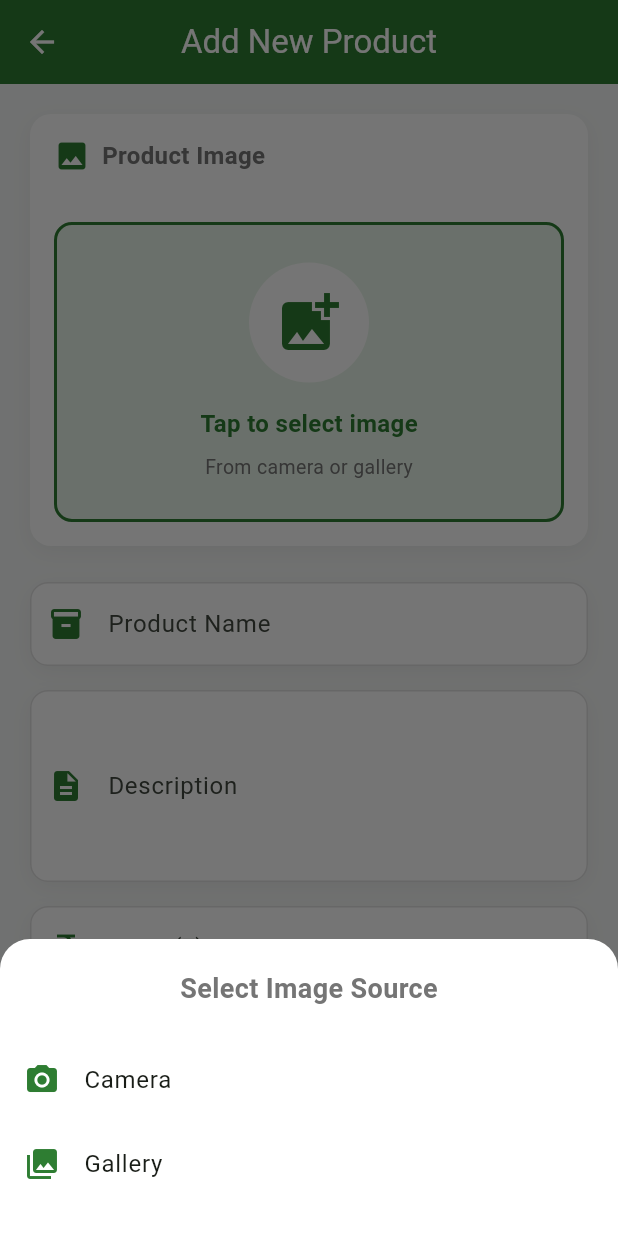
After one commit to J-Manoj-06/build2gether, a Flutter app: the AddProductPage screen opened directly, after a tap on "Tap to select image", on a phone screen of 412 x 824 dp. The commit adds this screen. Run offline on Flutter 3.47's test engine with Material 3 defaults, Android fonts, the phone set to English and light mode, and no system bars; our stand-ins replace cloud_firestore, firebase_auth, firebase_core, firebase_messaging, firebase_storage, flutter_local_notifications and 2 more; accounts and stored records are empty; network calls fail.

Commit message:
feat: add AddProductPage for product creation with image upload to Cloudinary
- Implemented AddProductPage allowing users to add new products.
- Integrated image upload functionality using Cloudinary.
- Added form validation for product details including name, description, price, quantity, and category.
- Created CloudinaryService for handling image uploads.

````diff
--- /dev/null
+++ b/lib/pages/marketplace/add_product_page.dart
@@ -0,0 +1,580 @@
+/// Add Product Page
+///
+/// Allows users to add products with image upload to Cloudinary
+library;
+
+import 'dart:io';
+import 'package:flutter/material.dart';
+import 'package:image_picker/image_picker.dart';
+import 'package:firebase_auth/firebase_auth.dart';
+import 'package:cloud_firestore/cloud_firestore.dart';
+import '../../services/cloudinary_service.dart';
+
+class AddProductPage extends StatefulWidget {
+  const AddProductPage({super.key});
+
+  @override
+  State<AddProductPage> createState() => _AddProductPageState();
+}
+
+class _AddProductPageState extends State<AddProductPage> {
+  // Form controllers
+  final _formKey = GlobalKey<FormState>();
+  final _nameController = TextEditingController();
+  final _descriptionController = TextEditingController();
+  final _priceController = TextEditingController();
+  final _quantityController = TextEditingController();
+
+  // State variables
+  File? _selectedImage;
+  String? _selectedCategory;
+  bool _loading = false;
+
+  // Image picker instance
+  final ImagePicker _picker = ImagePicker();
+
+  // Cloudinary service
+  final CloudinaryService _cloudinaryService = CloudinaryService();
+
+  // Categories
+  final List<String> _categories = [
+    'Seeds',
+    'Fertilizers',
+    'Tools',
+    'Crops',
+    'Equipment',
+  ];
+
+  // Colors
+  static const Color primaryColor = Color(0xFF2E7D32);
+  static const Color lightGreen = Color(0xFFE8F5E9);
+
+  @override
+  void dispose() {
+    _nameController.dispose();
+    _descriptionController.dispose();
+    _priceController.dispose();
+    _quantityController.dispose();
+    super.dispose();
+  }
+
+  /// Pick image from gallery or camera
+  Future<void> _pickImage(ImageSource source) async {
+    try {
+      final XFile? image = await _picker.pickImage(
+        source: source,
+        maxWidth: 1920,
+        maxHeight: 1080,
+        imageQuality: 85,
+      );
+
+      if (image != null) {
+        setState(() {
+          _selectedImage = File(image.path);
+        });
+      }
+    } catch (e) {
+      _showSnackBar('Error picking image: $e', isError: true);
+    }
+  }
+
+  /// Show image source selection dialog
+  void _showImageSourceDialog() {
+    showModalBottomSheet(
+      context: context,
+      backgroundColor: Colors.white,
+      shape: const RoundedRectangleBorder(
+        borderRadius: BorderRadius.vertical(top: Radius.circular(20)),
+      ),
+      builder: (context) {
+        return SafeArea(
+          child: Padding(
+            padding: const EdgeInsets.symmetric(vertical: 20),
+            child: Column(
+              mainAxisSize: MainAxisSize.min,
+              children: [
+                const Text(
+                  'Select Image Source',
+                  style: TextStyle(fontSize: 18, fontWeight: FontWeight.bold),
+                ),
+                const SizedBox(height: 20),
+                ListTile(
+                  leading: const Icon(Icons.camera_alt, color: primaryColor),
+                  title: const Text('Camera'),
+                  onTap: () {
+                    Navigator.pop(context);
+                    _pickImage(ImageSource.camera);
+                  },
+                ),
+                ListTile(
+                  leading: const Icon(Icons.photo_library, color: primaryColor),
+                  title: const Text('Gallery'),
+                  onTap: () {
+                    Navigator.pop(context);
+                    _pickImage(ImageSource.gallery);
+                  },
+                ),
+              ],
+            ),
+          ),
+        );
+      },
+    );
+  }
+
+  /// Add product to Firestore
+  Future<void> _addProduct() async {
+    // Validate form
+    if (!_formKey.currentState!.validate()) {
+      return;
+    }
+
+    // Check if image is selected
+    if (_selectedImage == null) {
+      _showSnackBar('Please select a product image', isError: true);
+      return;
+    }
+
+    // Check if category is selected
+    if (_selectedCategory == null) {
+      _showSnackBar('Please select a category', isError: true);
+      return;
+    }
+
+    setState(() {
+      _loading = true;
+    });
+
+    try {
+      // Step 1: Upload image to Cloudinary
+      _showSnackBar('Uploading image...');
+      final imageUrl = await _cloudinaryService.uploadImage(_selectedImage!);
+
+      if (imageUrl == null) {
+        throw Exception('Failed to upload image to Cloudinary');
+      }
+
+      // Step 2: Get current user ID
+      final userId = FirebaseAuth.instance.currentUser?.uid;
+      if (userId == null) {
+        throw Exception('User not logged in');
+      }
+
+      // Step 3: Create product document
+      _showSnackBar('Saving product...');
+      await FirebaseFirestore.instance.collection('products').add({
+        'productName': _nameController.text.trim(),
+        'description': _descriptionController.text.trim(),
+        'price': double.parse(_priceController.text.trim()),
+        'quantity': int.parse(_quantityController.text.trim()),
+        'category': _selectedCategory,
+        'imageUrl': imageUrl,
+        'sellerId': userId,
+        'createdAt': FieldValue.serverTimestamp(),
+      });
+
+      // Success!
+      _showSnackBar('✅ Product added successfully!');
+
+      // Navigate back after short delay
+      await Future.delayed(const Duration(seconds: 1));
+      if (mounted) {
+        Navigator.pop(context);
+      }
+    } catch (e) {
+      _showSnackBar('Error: $e', isError: true);
+    } finally {
+      if (mounted) {
+        setState(() {
+          _loading = false;
+        });
+      }
+    }
+  }
+
+  /// Show snackbar message
+  void _showSnackBar(String message, {bool isError = false}) {
+    if (!mounted) return;
+    ScaffoldMessenger.of(context).showSnackBar(
+      SnackBar(
+        content: Text(message),
+        backgroundColor: isError ? Colors.red : primaryColor,
+        behavior: SnackBarBehavior.floating,
+        margin: const EdgeInsets.all(16),
+        shape: RoundedRectangleBorder(borderRadius: BorderRadius.circular(10)),
+      ),
+    );
+  }
+
+  @override
+  Widget build(BuildContext context) {
+    return Scaffold(
+      backgroundColor: const Color(0xFFF5F7F6),
+      appBar: AppBar(
+        title: const Text(
+          'Add New Product',
+          style: TextStyle(color: Colors.white),
+        ),
+        backgroundColor: primaryColor,
+        elevation: 0,
+        iconTheme: const IconThemeData(color: Colors.white),
+      ),
+      body: SingleChildScrollView(
+        padding: const EdgeInsets.all(20),
+        child: Form(
+          key: _formKey,
+          child: Column(
+            crossAxisAlignment: CrossAxisAlignment.stretch,
+            children: [
+              // Image Upload Section
+              _buildImageUploadSection(),
+
+              const SizedBox(height: 24),
+
+              // Product Name
+              _buildTextField(
+                controller: _nameController,
+                label: 'Product Name',
+                hint: 'Enter product name',
+                icon: Icons.inventory_2,
+                validator: (value) {
+                  if (value == null || value.trim().isEmpty) {
+                    return 'Please enter product name';
+                  }
+                  return null;
+                },
+              ),
+
+              const SizedBox(height: 16),
+
+              // Description
+              _buildTextField(
+                controller: _descriptionController,
+                label: 'Description',
+                hint: 'Enter product description',
+                icon: Icons.description,
+                maxLines: 4,
+                validator: (value) {
+                  if (value == null || value.trim().isEmpty) {
+                    return 'Please enter description';
+                  }
+                  return null;
+                },
+              ),
+
+              const SizedBox(height: 16),
+
+              // Price
+              _buildTextField(
+                controller: _priceController,
+                label: 'Price (₹)',
+                hint: 'Enter price',
+                icon: Icons.currency_rupee,
+                keyboardType: TextInputType.number,
+                validator: (value) {
+                  if (value == null || value.trim().isEmpty) {
+                    return 'Please enter price';
+                  }
+                  if (double.tryParse(value) == null) {
+                    return 'Please enter valid price';
+                  }
+                  return null;
+                },
+              ),
+
+              const SizedBox(height: 16),
+
+              // Quantity
+              _buildTextField(
+                controller: _quantityController,
+                label: 'Quantity',
+                hint: 'Enter available quantity',
+                icon: Icons.inventory,
+                keyboardType: TextInputType.number,
+                validator: (value) {
+                  if (value == null || value.trim().isEmpty) {
+                    return 'Please enter quantity';
+                  }
+                  if (int.tryParse(value) == null) {
+                    return 'Please enter valid quantity';
+                  }
+                  return null;
+                },
+              ),
+
+              const SizedBox(height: 16),
+
+              // Category Dropdown
+              _buildCategoryDropdown(),
+
+              const SizedBox(height: 32),
+
+              // Submit Button
+              _buildSubmitButton(),
+            ],
+          ),
+        ),
+      ),
+    );
+  }
+
+  Widget _buildImageUploadSection() {
+    return Container(
+      decoration: BoxDecoration(
+        color: Colors.white,
+        borderRadius: BorderRadius.circular(14),
+        boxShadow: [
+          BoxShadow(
+            color: Colors.black.withOpacity(0.05),
+            blurRadius: 10,
+            offset: const Offset(0, 4),
+          ),
+        ],
+      ),
+      child: Column(
+        crossAxisAlignment: CrossAxisAlignment.stretch,
+        children: [
+          Padding(
+            padding: const EdgeInsets.all(16),
+            child: Row(
+              children: [
+                Icon(Icons.image, color: primaryColor),
+                const SizedBox(width: 8),
+                const Text(
+                  'Product Image',
+                  style: TextStyle(fontSize: 16, fontWeight: FontWeight.bold),
+                ),
+              ],
+            ),
+          ),
+
+          // Image Preview or Upload Button
+          _selectedImage == null
+              ? _buildImagePlaceholder()
+              : _buildImagePreview(),
+        ],
+      ),
+    );
+  }
+
+  Widget _buildImagePlaceholder() {
+    return InkWell(
+      onTap: _showImageSourceDialog,
+      child: Container(
+        margin: const EdgeInsets.all(16),
+        height: 200,
+        decoration: BoxDecoration(
+          color: lightGreen,
+          borderRadius: BorderRadius.circular(12),
+          border: Border.all(
+            color: primaryColor,
+            width: 2,
+            strokeAlign: BorderSide.strokeAlignInside,
+          ),
+        ),
+        child: Column(
+          mainAxisAlignment: MainAxisAlignment.center,
+          children: [
+            Container(
+              padding: const EdgeInsets.all(16),
+              decoration: BoxDecoration(
+                color: Colors.white,
+                shape: BoxShape.circle,
+              ),
+              child: Icon(
+                Icons.add_photo_alternate,
+                size: 48,
+                color: primaryColor,
+              ),
+            ),
+            const SizedBox(height: 16),
+            Text(
+              'Tap to select image',
+              style: TextStyle(
+                color: primaryColor,
+                fontSize: 16,
+                fontWeight: FontWeight.w600,
+              ),
+            ),
+            const SizedBox(height: 8),
+            Text(
+              'From camera or gallery',
+              style: TextStyle(color: Colors.grey[600], fontSize: 13),
+            ),
+          ],
+        ),
+      ),
+    );
+  }
+
+  Widget _buildImagePreview() {
+    return Padding(
+      padding: const EdgeInsets.all(16),
+      child: Column(
+        children: [
+          ClipRRect(
+            borderRadius: BorderRadius.circular(12),
+            child: Image.file(
+              _selectedImage!,
+              height: 200,
+              width: double.infinity,
+              fit: BoxFit.cover,
+            ),
+          ),
+          const SizedBox(height: 12),
+          OutlinedButton.icon(
+            onPressed: _showImageSourceDialog,
+            icon: const Icon(Icons.edit),
+            label: const Text('Change Image'),
+            style: OutlinedButton.styleFrom(
+              foregroundColor: primaryColor,
+              side: BorderSide(color: primaryColor),
+            ),
+          ),
+        ],
+      ),
+    );
+  }
+
+  Widget _buildTextField({
+    required TextEditingController controller,
+    required String label,
+    required String hint,
+    required IconData icon,
+    int maxLines = 1,
+    TextInputType? keyboardType,
+    String? Function(String?)? validator,
+  }) {
+    return Container(
+      decoration: BoxDecoration(
+        color: Colors.white,
+        borderRadius: BorderRadius.circular(14),
+        boxShadow: [
+          BoxShadow(
+            color: Colors.black.withOpacity(0.05),
+            blurRadius: 10,
+            offset: const Offset(0, 4),
+          ),
+        ],
+      ),
+      child: TextFormField(
+        controller: controller,
+        maxLines: maxLines,
+        keyboardType: keyboardType,
+        validator: validator,
+        decoration: InputDecoration(
+          labelText: label,
+          hintText: hint,
+          prefixIcon: Icon(icon, color: primaryColor),
+          border: OutlineInputBorder(
+            borderRadius: BorderRadius.circular(14),
+            borderSide: BorderSide.none,
+          ),
+          filled: true,
+          fillColor: Colors.white,
+          contentPadding: const EdgeInsets.all(16),
+        ),
+      ),
+    );
+  }
+
+  Widget _buildCategoryDropdown() {
+    return Container(
+      decoration: BoxDecoration(
+        color: Colors.white,
+        borderRadius: BorderRadius.circular(14),
+        boxShadow: [
+          BoxShadow(
+            color: Colors.black.withOpacity(0.05),
+            blurRadius: 10,
+            offset: const Offset(0, 4),
+          ),
+        ],
+      ),
+      padding: const EdgeInsets.symmetric(horizontal: 16, vertical: 4),
+      child: DropdownButtonFormField<String>(
+        value: _selectedCategory,
+        decoration: InputDecoration(
+          labelText: 'Category',
+          prefixIcon: Icon(Icons.category, color: primaryColor),
+          border: InputBorder.none,
+        ),
+        hint: const Text('Select category'),
+        items: _categories.map((category) {
+          return DropdownMenuItem(value: category, child: Text(category));
+        }).toList(),
+        onChanged: (value) {
+          setState(() {
+            _selectedCategory = value;
+          });
+        },
+        validator: (value) {
+          if (value == null || value.isEmpty) {
+            return 'Please select a category';
+          }
+          return null;
+        },
+      ),
+    );
+  }
+
+  Widget _buildSubmitButton() {
+    return Container(
+      height: 56,
+      decoration: BoxDecoration(
+        gradient: const LinearGradient(
+          colors: [Color(0xFF2E7D32), Color(0xFF1B5E20)],
+        ),
+        borderRadius: BorderRadius.circular(14),
+        boxShadow: [
+          BoxShadow(
+            color: primaryColor.withOpacity(0.3),
+            blurRadius: 12,
+            offset: const Offset(0, 6),
+          ),
+        ],
+      ),
+      child: ElevatedButton(
+        onPressed: _loading ? null : _addProduct,
+        style: ElevatedButton.styleFrom(
+          backgroundColor: Colors.transparent,
+          shadowColor: Colors.transparent,
+          shape: RoundedRectangleBorder(
+            borderRadius: BorderRadius.circular(14),
+          ),
+        ),
+        child: _loading
+            ? const Row(
+                mainAxisAlignment: MainAxisAlignment.center,
+                children: [
+                  SizedBox(
+                    width: 20,
+                    height: 20,
+                    child: CircularProgressIndicator(
+                      valueColor: AlwaysStoppedAnimation<Color>(Colors.white),
+                      strokeWidth: 2,
+                    ),
+                  ),
+                  SizedBox(width: 12),
+                  Text(
+                    'Adding Product...',
+                    style: TextStyle(
+                      fontSize: 16,
+                      fontWeight: FontWeight.bold,
+                      color: Colors.white,
+                    ),
+                  ),
+                ],
+              )
+            : const Text(
+                'Add Product',
+                style: TextStyle(
+                  fontSize: 16,
+                  fontWeight: FontWeight.bold,
+                  color: Colors.white,
+                ),
+              ),
+      ),
+    );
+  }
+}
--- /dev/null
+++ b/lib/services/cloudinary_service.dart
@@ -0,0 +1,100 @@
+/// Cloudinary Image Upload Service
+///
+/// Handles image uploads to Cloudinary CDN
+library;
+
+import 'dart:io';
+import 'package:http/http.dart' as http;
+import 'dart:convert';
+
+class CloudinaryService {
+  // 🔐 CLOUDINARY CREDENTIALS
+  // ⚠️ Replace with your actual values from Cloudinary Dashboard
+  static const String cloudName =
+      "dfoxfil5q"; // Get from: https://cloudinary.com/console
+  static const String uploadPreset =
+      "uzhavu_products"; // Create in: Settings → Upload → Upload presets
+
+  /// Uploads an image file to Cloudinary
+  ///
+  /// Returns the secure HTTPS URL of the uploaded image
+  /// Returns null if upload fails
+  ///
+  /// Example:
+  /// ```dart
+  /// File imageFile = File('/path/to/image.jpg');
+  /// String? imageUrl = await CloudinaryService().uploadImage(imageFile);
+  /// if (imageUrl != null) {
+  ///   print('Image uploaded: $imageUrl');
+  /// }
+  /// ```
+  Future<String?> uploadImage(File imageFile) async {
+    try {
+      // Step 1: Create Cloudinary upload URL
+      final url = Uri.parse(
+        'https://api.cloudinary.com/v1_1/$cloudName/image/upload',
+      );
+
+      // Step 2: Create multipart request (required for file uploads)
+      final request = http.MultipartRequest('POST', url);
+
+      // Step 3: Attach the image file
+      // MultipartFile.fromPath automatically reads the file and sets the content type
+      final file = await http.MultipartFile.fromPath(
+        'file', // Field name expected by Cloudinary
+        imageFile.path,
+      );
+      request.files.add(file);
+
+      // Step 4: Add upload preset (enables unsigned uploads)
+      // This preset must be created in Cloudinary dashboard
+      request.fields['upload_preset'] = uploadPreset;
+
+      // Step 5: Send the request to Cloudinary
+      print('📤 Uploading image to Cloudinary...');
+      final response = await request.send();
+
+      // Step 6: Read the response
+      final responseData = await response.stream.bytesToString();
+
+      // Step 7: Check if upload was successful
+      if (response.statusCode == 200) {
+        // Parse JSON response
+        final jsonResponse = json.decode(responseData);
+
+        // Extract secure URL (HTTPS)
+        final imageUrl = jsonResponse['secure_url'] as String;
+
+        print('✅ Image uploaded successfully!');
+        print('🔗 URL: $imageUrl');
+
+        return imageUrl;
+      } else {
+        // Upload failed - log error
+        print('❌ Upload failed with status: ${response.statusCode}');
+        print('Response: $responseData');
+        return null;
+      }
+    } catch (e) {
+      // Handle any errors during upload
+      print('❌ Error uploading image: $e');
+      return null;
+    }
+  }
+
+  /// Optional: Upload multiple images at once
+  ///
+  /// Returns a list of image URLs
+  Future<List<String>> uploadMultipleImages(List<File> imageFiles) async {
+    List<String> uploadedUrls = [];
+
+    for (File imageFile in imageFiles) {
+      final url = await uploadImage(imageFile);
+      if (url != null) {
+        uploadedUrls.add(url);
+      }
+    }
+
+    return uploadedUrls;
+  }
+}
--- a/pubspec.yaml
+++ b/pubspec.yaml
@@ -46,6 +46,9 @@ dependencies:
 
   # HTTP requests
   http: ^1.2.2
+
+  # Image picker
+  image_picker: ^1.0.7
 
   # UI utilities
   flutter_local_notifications: ^18.0.1
````
Also changed, not shown: lib/pages/home/dynamic_home_page.dart (+7 -1 lines), flutter_03.png (added), pubspec.lock, 7 other files.
